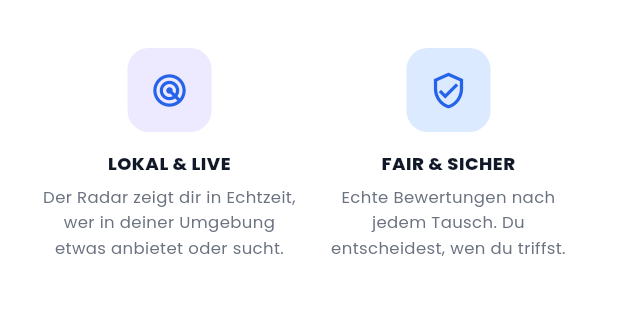
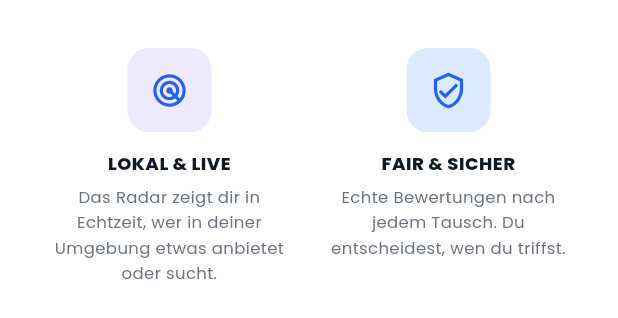
Before and after one commit to Pasistn/nexus-flutter, a Flutter app: the _Features widget shown alone on an empty page, opened directly, on a phone screen of 412 x 824 dp. Shown: the top 318 px of the screen. Run offline on Flutter 3.47's test engine with Material 3 defaults, Android fonts, the phone set to English and light mode, and no system bars; our stand-ins replace cached_network_image, firebase_core, firebase_messaging, flutter_local_notifications, flutter_map, geolocator and 3 more; accounts and stored records are empty.

Commit message:
fix(landing): use the neuter article for Radar
Co-Authored-By: Claude Opus 5.5 <noreply@anthropic.com>

```diff
--- a/lib/screens/landing/landing_screen.dart
+++ b/lib/screens/landing/landing_screen.dart
@@ -411,7 +411,7 @@ class _Features extends StatelessWidget {
       Icons.radar_rounded,
       Color(0xFFEDE9FE),
       'LOKAL & LIVE',
-      'Der Radar zeigt dir in Echtzeit, wer in deiner Umgebung etwas anbietet oder sucht.',
+      'Das Radar zeigt dir in Echtzeit, wer in deiner Umgebung etwas anbietet oder sucht.',
     ),
     (
       Icons.verified_user_outlined,
```
